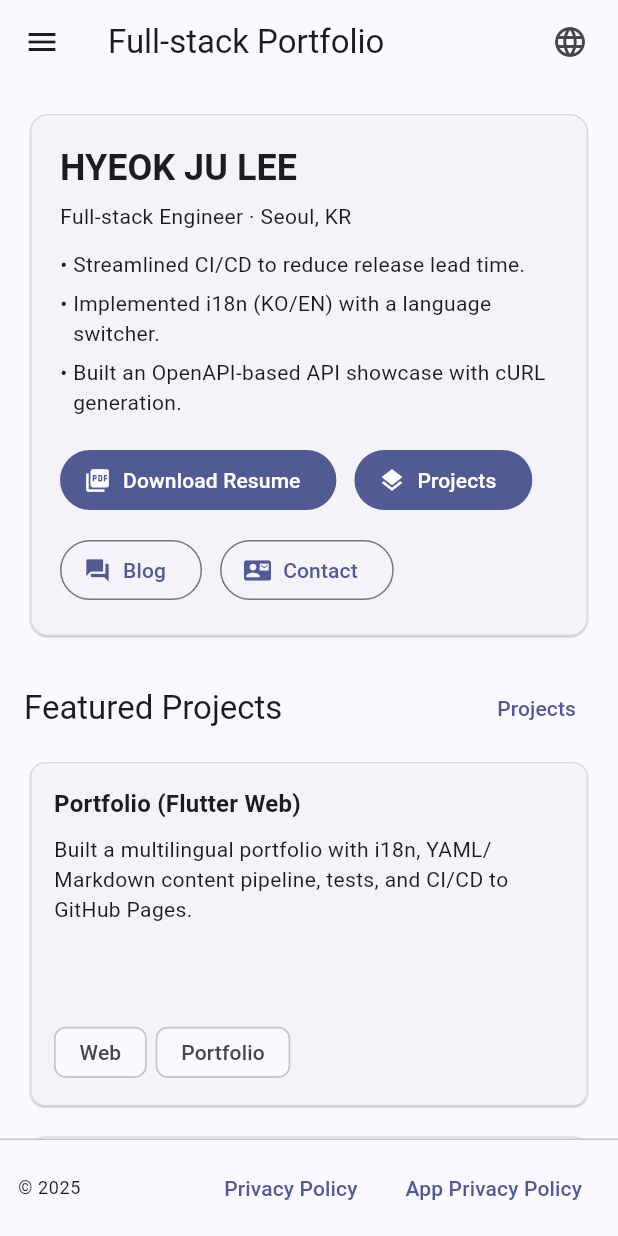
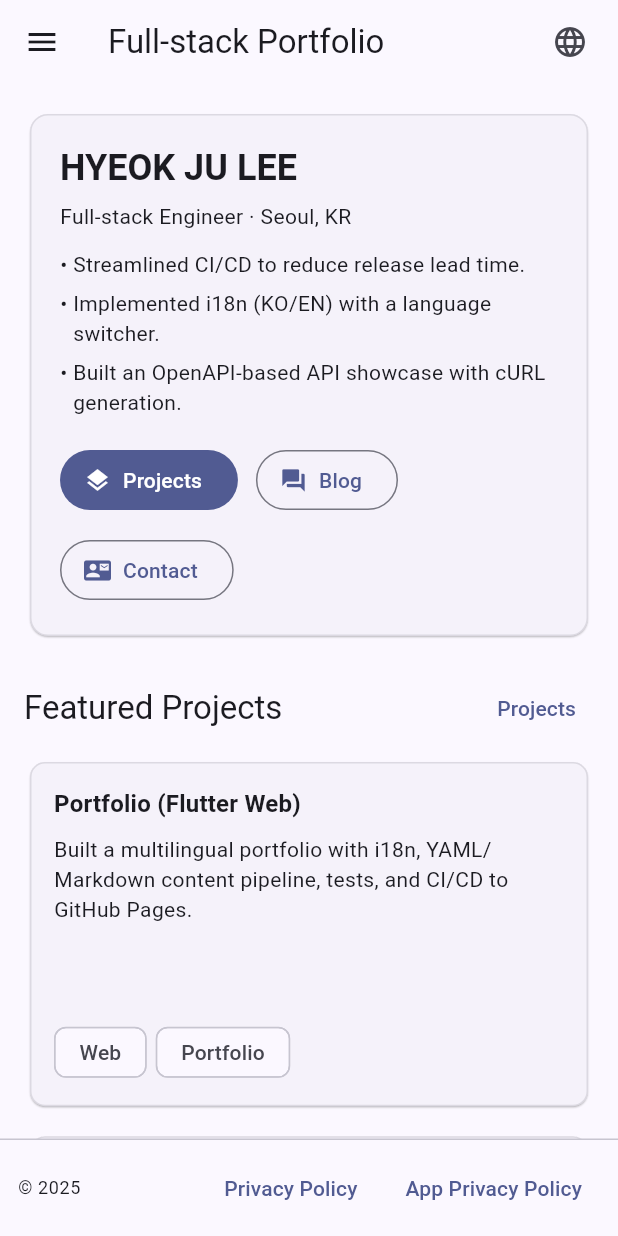
Before and after one commit to fada2020/portfolio, a Flutter app: the screen it shows after launch, on a phone screen of 412 x 824 dp. Run offline on Flutter 3.47's test engine with Material 3 defaults, Android fonts, the phone set to English and light mode, and no system bars; our stand-ins replace flutter_markdown, flutter_riverpod, go_router, yaml; missing offline and left inert: dart:html, highlight.

Commit message:
feat: Remove download resume button to protect personal data

```diff
--- a/lib/features/home/home_page.dart
+++ b/lib/features/home/home_page.dart
@@ -65,11 +65,6 @@ class HomePage extends ConsumerWidget {
                               spacing: 12,
                               runSpacing: 12,
                               children: [
-                                FilledButton.icon(
-                                  icon: const Icon(Icons.picture_as_pdf),
-                                  label: Text(l10n.commonDownloadResume),
-                                  onPressed: () => launchUrl(Uri.parse('resume.pdf')),
-                                ),
                                 FilledButton.icon(
                                   icon: const Icon(Icons.layers),
                                   label: Text(l10n.navProjects),
--- a/lib/features/resume/resume_page.dart
+++ b/lib/features/resume/resume_page.dart
@@ -193,11 +193,12 @@ class _HeaderSection extends StatelessWidget {
                   label: 'LinkedIn',
                   onTap: () => launchUrl(Uri.parse(personal.linkedin)),
                 ),
-                  _ContactChip(
-                    icon: Icons.picture_as_pdf,
-                    label: l10n.commonDownloadResume,
-                    onTap: () => launchUrl(Uri.parse('resume.pdf')),
-                  ),
+                // Download button intentionally removed to protect personal data.
+                // _ContactChip(
+                //   icon: Icons.picture_as_pdf,
+                //   label: l10n.commonDownloadResume,
+                //   onTap: () => launchUrl(Uri.parse('resume.pdf')),
+                // ),
               ],
             ),
             ],
```
Lines whose indentation alone changed are shown as unchanged.
